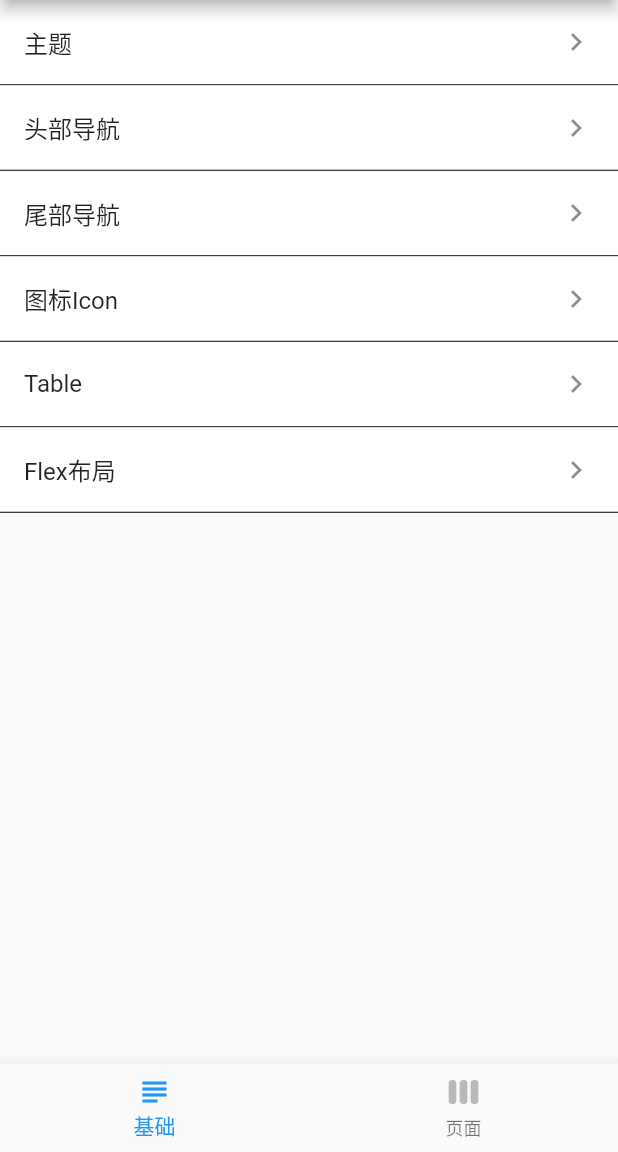
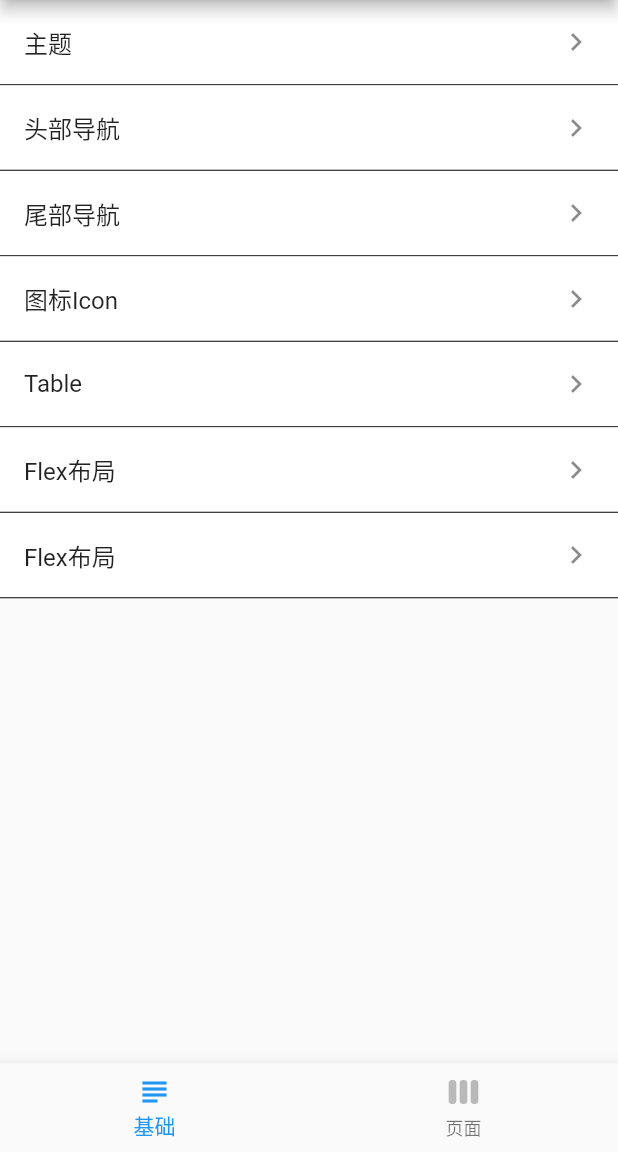
Before and after one commit to nieyafei/flutter_demo, a Flutter app: the screen it shows after launch, on a phone screen of 412 x 824 dp, the part 84-1236 px from its top. Run offline on Flutter 3.47's test engine with Material 2 defaults, Android fonts, the phone set to English and light mode, and no system bars.

Commit message:
update 更新

```diff
--- a/lib/pages/nav.dart
+++ b/lib/pages/nav.dart
@@ -84,6 +84,7 @@ class __BasicNavCompState extends State<BasicNavComp>{
     item.add(Nav('图标Icon','/icon'));
     item.add(Nav('Table','/table'));
     item.add(Nav('Flex布局','/flex'));
+    item.add(Nav('Flex布局','/flex'));
     setState(() {
       _items = item;
     });
```
